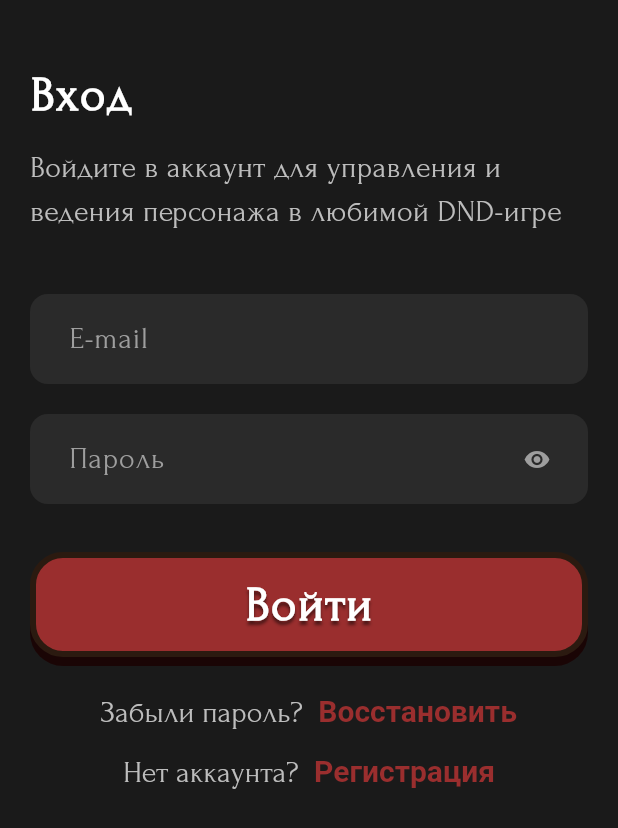
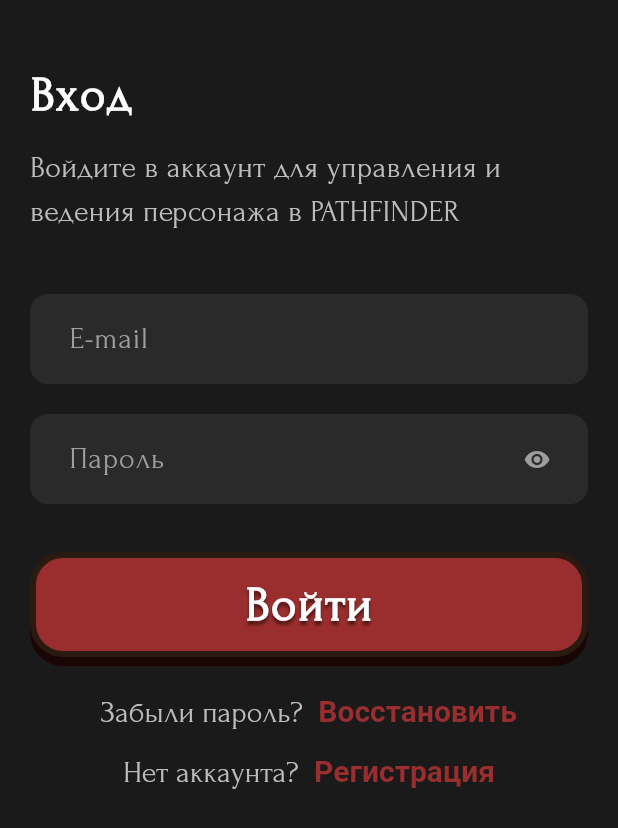
Before and after one commit to KotoFeelGood72/putnik_app, a Flutter app: the AuthScreen screen opened by its route, on a phone screen of 412 x 824 dp. Shown: the top 828 px of the screen. Run offline on Flutter 3.47's test engine with Material 3 defaults, Android fonts, the light colour scheme and no system bars; our stand-ins replace auto_route, cloud_firestore, firebase_auth, firebase_core, flutter_masked_text2, flutter_riverpod and 9 more; accounts and stored records are empty; project files that could hold a hidden picture were left out.

Commit message:
Заменил надпись DND на PATHFINDER

```diff
--- a/lib/present/screens/auth/auth_screen.dart
+++ b/lib/present/screens/auth/auth_screen.dart
@@ -92,7 +92,7 @@ class _AuthScreenState extends State<AuthScreen> {
               ),
               const SizedBox(height: 12),
               Text(
-                'Войдите в аккаунт для управления и ведения персонажа в любимой DND-игре',
+                'Войдите в аккаунт для управления и ведения персонажа в PATHFINDER',
                 style: TextStyle(fontSize: 20, color: Colors.grey[400]),
               ),
               const SizedBox(height: 40),
```
